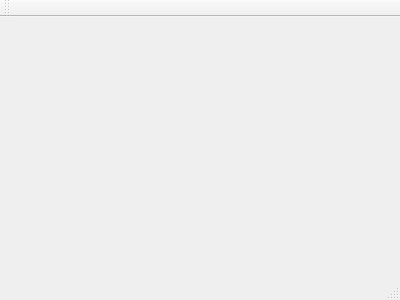
First picture: the form in Threads/threads.ui, repository AaronCedillo/Software, before the edit.
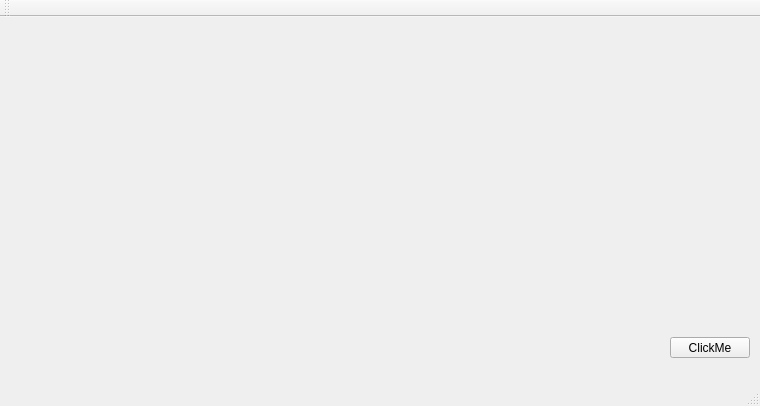
Second picture: the form after the edit.

Commit message: Add Button for search Folders

```diff
--- a/Threads/threads.ui
+++ b/Threads/threads.ui
@@ -1,24 +1,53 @@
 <ui version="4.0">
  <class>Threads</class>
- <widget class="QMainWindow" name="Threads" >
-  <property name="geometry" >
+ <widget class="QMainWindow" name="Threads">
+  <property name="geometry">
    <rect>
     <x>0</x>
     <y>0</y>
-    <width>400</width>
-    <height>300</height>
+    <width>760</width>
+    <height>406</height>
    </rect>
   </property>
   <property name="windowTitle" >
    <string>Threads</string>
   </property>
-  <widget class="QMenuBar" name="menuBar" />
-  <widget class="QToolBar" name="mainToolBar" />
-  <widget class="QWidget" name="centralWidget" />
-  <widget class="QStatusBar" name="statusBar" />
+  <widget class="QWidget" name="centralWidget">
+   <widget class="QPushButton" name="Open">
+    <property name="geometry">
+     <rect>
+      <x>670</x>
+      <y>320</y>
+      <width>80</width>
+      <height>21</height>
+     </rect>
+    </property>
+    <property name="text">
+     <string>ClickMe</string>
+    </property>
+   </widget>
+  </widget>
+  <widget class="QMenuBar" name="menuBar">
+   <property name="geometry">
+    <rect>
+     <x>0</x>
+     <y>0</y>
+     <width>760</width>
+     <height>20</height>
+    </rect>
+   </property>
+  </widget>
+  <widget class="QToolBar" name="mainToolBar">
+   <attribute name="toolBarArea">
+    <enum>TopToolBarArea</enum>
+   </attribute>
+   <attribute name="toolBarBreak">
+    <bool>false</bool>
+   </attribute>
+  </widget>
+  <widget class="QStatusBar" name="statusBar"/>
  </widget>
- <layoutDefault spacing="6" margin="11" />
- <pixmapfunction></pixmapfunction>
+ <layoutdefault spacing="6" margin="11"/>
  <resources/>
  <connections/>
 </ui>
```
Left out of the diff: 3 changed lines with no effect on the pictures. The commit also changes 3 other files.
